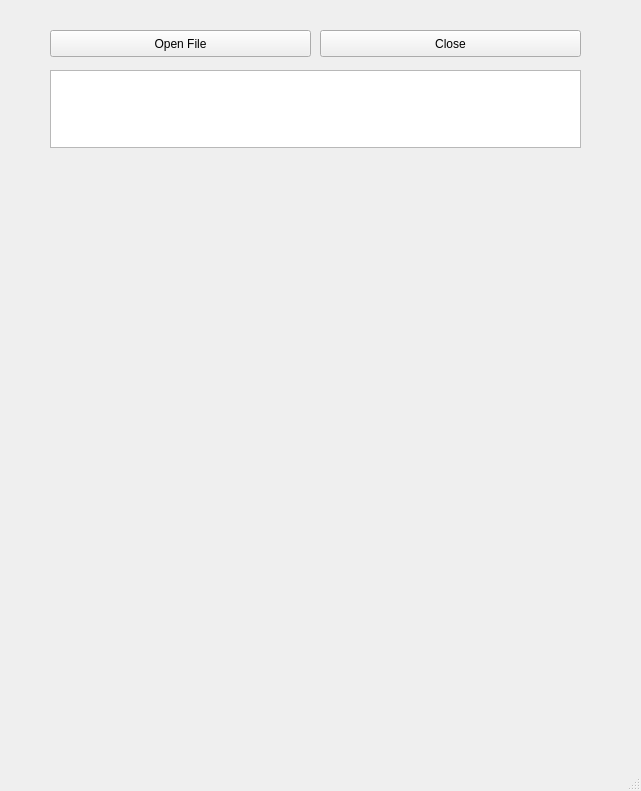
This is src/MainWindow.ui in holzwok/Berufspraktikum as Qt 5 draws it before an edit. The edited form follows.
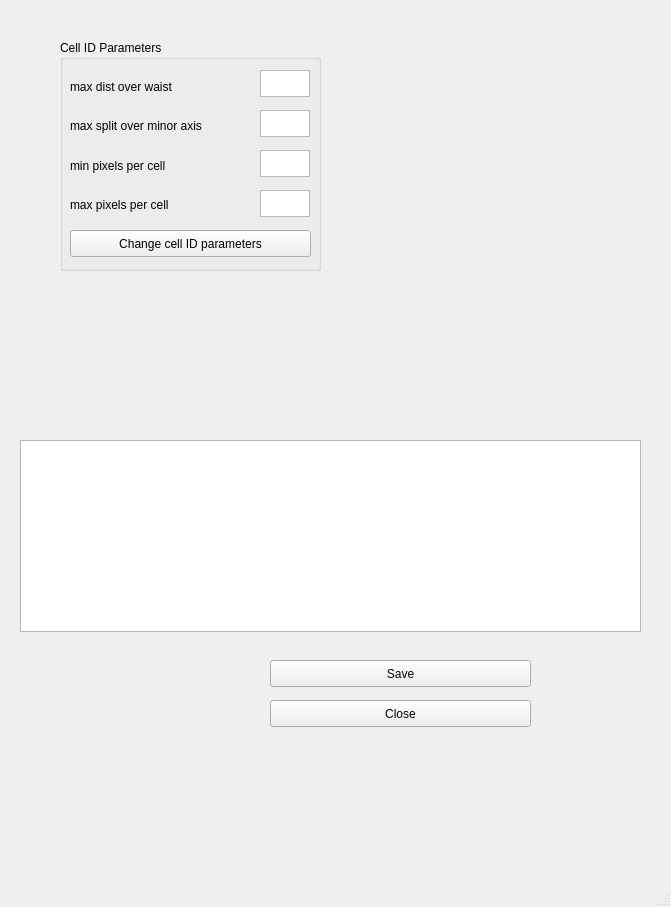
This is the edited form.

```diff
--- a/src/MainWindow.ui
+++ b/src/MainWindow.ui
@@ -6,32 +6,19 @@
    <rect>
     <x>0</x>
     <y>0</y>
-    <width>641</width>
-    <height>791</height>
+    <width>671</width>
+    <height>907</height>
    </rect>
   </property>
   <property name="windowTitle">
    <string>MainWindow</string>
   </property>
   <widget class="QWidget" name="centralwidget">
-   <widget class="QPushButton" name="button_open">
-    <property name="geometry">
-     <rect>
-      <x>50</x>
-      <y>30</y>
-      <width>261</width>
-      <height>27</height>
-     </rect>
-    </property>
-    <property name="text">
-     <string>Open File</string>
-    </property>
-   </widget>
    <widget class="QPushButton" name="pushButton_2">
     <property name="geometry">
      <rect>
-      <x>320</x>
-      <y>30</y>
+      <x>270</x>
+      <y>700</y>
       <width>261</width>
       <height>27</height>
      </rect>
@@ -40,13 +27,141 @@
      <string>Close</string>
     </property>
    </widget>
-   <widget class="QTextEdit" name="editor_window">
+   <widget class="QPushButton" name="button_save">
     <property name="geometry">
      <rect>
-      <x>50</x>
-      <y>70</y>
-      <width>531</width>
-      <height>78</height>
+      <x>270</x>
+      <y>660</y>
+      <width>261</width>
+      <height>27</height>
+     </rect>
+    </property>
+    <property name="text">
+     <string>Save</string>
+    </property>
+   </widget>
+   <widget class="QGroupBox" name="groupBox">
+    <property name="geometry">
+     <rect>
+      <x>60</x>
+      <y>40</y>
+      <width>261</width>
+      <height>231</height>
+     </rect>
+    </property>
+    <property name="font">
+     <font>
+      <weight>50</weight>
+      <bold>false</bold>
+     </font>
+    </property>
+    <property name="autoFillBackground">
+     <bool>false</bool>
+    </property>
+    <property name="title">
+     <string>Cell ID Parameters</string>
+    </property>
+    <widget class="QTextEdit" name="editor_window">
+     <property name="geometry">
+      <rect>
+       <x>200</x>
+       <y>30</y>
+       <width>50</width>
+       <height>27</height>
+      </rect>
+     </property>
+    </widget>
+    <widget class="QTextEdit" name="editor_window_2">
+     <property name="geometry">
+      <rect>
+       <x>200</x>
+       <y>70</y>
+       <width>50</width>
+       <height>27</height>
+      </rect>
+     </property>
+    </widget>
+    <widget class="QTextEdit" name="editor_window_3">
+     <property name="geometry">
+      <rect>
+       <x>200</x>
+       <y>110</y>
+       <width>50</width>
+       <height>27</height>
+      </rect>
+     </property>
+    </widget>
+    <widget class="QTextEdit" name="editor_window_4">
+     <property name="geometry">
+      <rect>
+       <x>200</x>
+       <y>150</y>
+       <width>50</width>
+       <height>27</height>
+      </rect>
+     </property>
+    </widget>
+    <widget class="QPushButton" name="button_change_cellid_parameters">
+     <property name="geometry">
+      <rect>
+       <x>10</x>
+       <y>190</y>
+       <width>241</width>
+       <height>27</height>
+      </rect>
+     </property>
+     <property name="text">
+      <string>Change cell ID parameters</string>
+     </property>
+    </widget>
+    <widget class="QWidget" name="">
+     <property name="geometry">
+      <rect>
+       <x>10</x>
+       <y>30</y>
+       <width>180</width>
+       <height>151</height>
+      </rect>
+     </property>
+     <layout class="QVBoxLayout" name="verticalLayout">
+      <item>
+       <widget class="QLabel" name="label">
+        <property name="text">
+         <string>max dist over waist</string>
+        </property>
+       </widget>
+      </item>
+      <item>
+       <widget class="QLabel" name="label_2">
+        <property name="text">
+         <string>max split over minor axis</string>
+        </property>
+       </widget>
+      </item>
+      <item>
+       <widget class="QLabel" name="label_3">
+        <property name="text">
+         <string>min pixels per cell</string>
+        </property>
+       </widget>
+      </item>
+      <item>
+       <widget class="QLabel" name="label_4">
+        <property name="text">
+         <string>max pixels per cell</string>
+        </property>
+       </widget>
+      </item>
+     </layout>
+    </widget>
+   </widget>
+   <widget class="QTextBrowser" name="log_window">
+    <property name="geometry">
+     <rect>
+      <x>20</x>
+      <y>440</y>
+      <width>621</width>
+      <height>192</height>
      </rect>
     </property>
    </widget>
```
Left out of the diff: 2 changed lines with no effect on the pictures.
